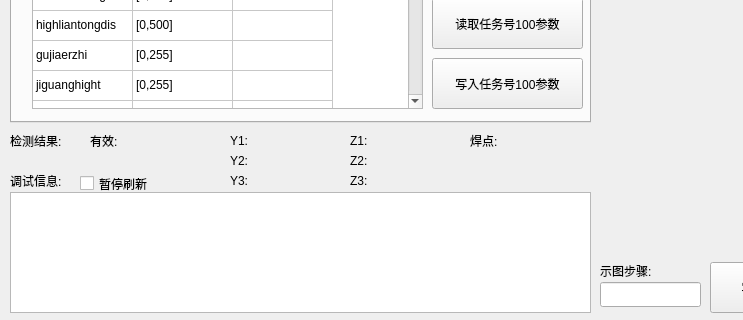
qubo188612/qtmysunny, file qtmysunnydlg.ui: the form before one commit; both pictures show x 0 to 743 and y 438 to 758 of the 1128 by 758 pixel window.
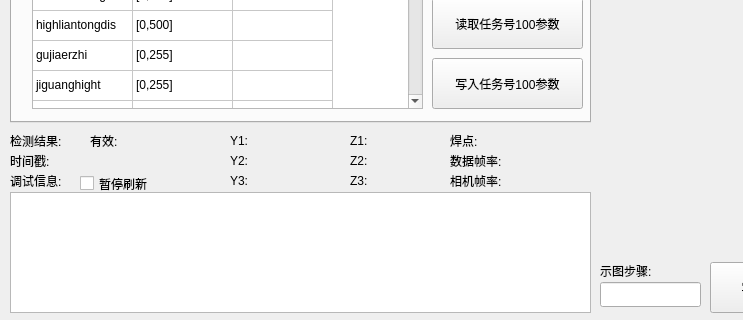
The form after the commit. Custom widgets are drawn as their Qt base class.

Patch:
```diff
--- a/qtmysunnydlg.ui
+++ b/qtmysunnydlg.ui
@@ -473,7 +473,7 @@
   <widget class="QLabel" name="label_24">
    <property name="geometry">
     <rect>
-     <x>470</x>
+     <x>450</x>
      <y>570</y>
      <width>41</width>
      <height>17</height>
@@ -486,7 +486,7 @@
   <widget class="QLabel" name="label_25">
    <property name="geometry">
     <rect>
-     <x>520</x>
+     <x>526</x>
      <y>570</y>
      <width>67</width>
      <height>17</height>
@@ -2723,6 +2723,84 @@
     <string>(480-1024)</string>
    </property>
   </widget>
+  <widget class="QLabel" name="label_33">
+   <property name="geometry">
+    <rect>
+     <x>10</x>
+     <y>590</y>
+     <width>67</width>
+     <height>17</height>
+    </rect>
+   </property>
+   <property name="text">
+    <string>时间戳:</string>
+   </property>
+  </widget>
+  <widget class="QLabel" name="label_34">
+   <property name="geometry">
+    <rect>
+     <x>70</x>
+     <y>590</y>
+     <width>151</width>
+     <height>20</height>
+    </rect>
+   </property>
+   <property name="text">
+    <string/>
+   </property>
+  </widget>
+  <widget class="QLabel" name="label_35">
+   <property name="geometry">
+    <rect>
+     <x>450</x>
+     <y>590</y>
+     <width>71</width>
+     <height>17</height>
+    </rect>
+   </property>
+   <property name="text">
+    <string>数据帧率:</string>
+   </property>
+  </widget>
+  <widget class="QLabel" name="label_36">
+   <property name="geometry">
+    <rect>
+     <x>526</x>
+     <y>590</y>
+     <width>67</width>
+     <height>17</height>
+    </rect>
+   </property>
+   <property name="text">
+    <string/>
+   </property>
+  </widget>
+  <widget class="QLabel" name="label_37">
+   <property name="geometry">
+    <rect>
+     <x>450</x>
+     <y>610</y>
+     <width>71</width>
+     <height>17</height>
+    </rect>
+   </property>
+   <property name="text">
+    <string>相机帧率:</string>
+   </property>
+  </widget>
+  <widget class="QLabel" name="label_38">
+   <property name="geometry">
+    <rect>
+     <x>526</x>
+     <y>610</y>
+     <width>67</width>
+     <height>17</height>
+    </rect>
+   </property>
+   <property name="text">
+    <string/>
+   </property>
+  </widget>
  </widget>
  <customwidgets>
   <customwidget>
```
